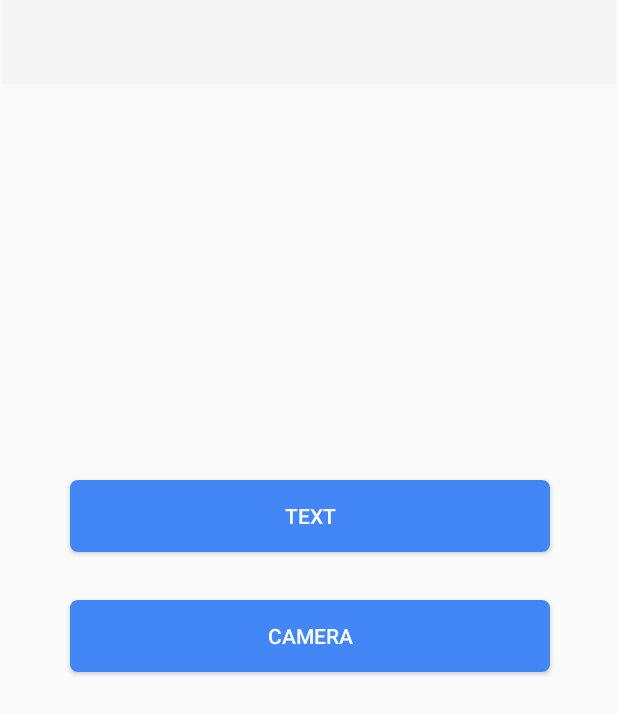
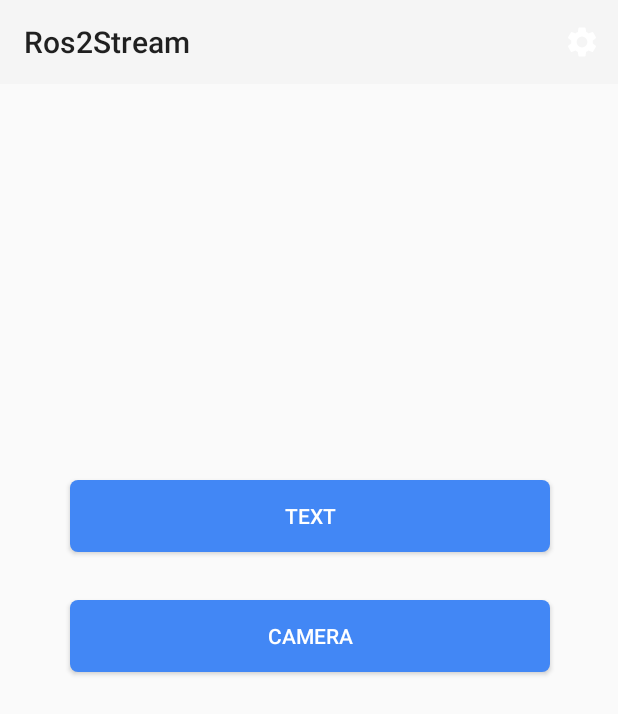
Before and after one commit to winter3030/Ros2_Android_Camera_Stream, an Android app: the fragment MainFragment shown on its own in the app's theme, on a phone screen of 412 x 824 dp. Shown: the top 714 px of the screen. Run offline under Robolectric (Android 15) with nearby library versions, the phone set to English and light mode, and no system bars.

Commit message:
新增Toolbar

```diff
--- a/app/src/main/java/com/example/ros2videostream/MainActivity.java
+++ b/app/src/main/java/com/example/ros2videostream/MainActivity.java
@@ -55,6 +55,11 @@ public class MainActivity extends ROSActivity {
         },500L);
     }
 
+    @Override
+    public void onBackPressed() {
+        super.onBackPressed();
+    }
+
     public void show_fragment_text(){
         Log.d(logtag,"now show fragment_text");
         textFragment =new TextFragment();
--- a/app/src/main/java/com/example/ros2videostream/MainFragment.java
+++ b/app/src/main/java/com/example/ros2videostream/MainFragment.java
@@ -3,24 +3,23 @@ package com.example.ros2videostream;
 import android.os.Bundle;
 import android.util.Log;
 import android.view.LayoutInflater;
+import android.view.Menu;
+import android.view.MenuInflater;
+import android.view.MenuItem;
 import android.view.View;
 import android.view.ViewGroup;
 import android.widget.Button;
 
 import androidx.annotation.NonNull;
 import androidx.annotation.Nullable;
+import androidx.appcompat.app.AppCompatActivity;
+import androidx.appcompat.widget.Toolbar;
 import androidx.fragment.app.Fragment;
 
 public class MainFragment extends Fragment {
     private View view;
     private Button text;
     private Button camera;
-
-    @Override
-    public void onCreate(@Nullable Bundle savedInstanceState) {
-        super.onCreate(savedInstanceState);
-        setRetainInstance(true);
-    }
 
     @Nullable
     @Override
@@ -36,6 +35,10 @@ public class MainFragment extends Fragment {
     @Override
     public void onViewCreated(@NonNull View view, @Nullable Bundle savedInstanceState) {
         super.onViewCreated(view, savedInstanceState);
+        Toolbar toolbar =view.findViewById(R.id.toolbar_main);
+        ((AppCompatActivity) getActivity()).setSupportActionBar(toolbar);
+        toolbar.setTitle(R.string.toolbar_title);
+        setHasOptionsMenu(true);
         text=view.findViewById(R.id.text);
         text.setOnClickListener(new View.OnClickListener() {
             @Override
@@ -45,4 +48,18 @@ public class MainFragment extends Fragment {
         });
         camera=view.findViewById(R.id.camera);
     }
+
+    @Override
+    public void onCreateOptionsMenu(Menu menu, MenuInflater inflater) {
+        inflater.inflate(R.menu.toolbar_menu, menu);
+    }
+
+    /*@Override
+    public boolean onOptionsItemSelected(@NonNull MenuItem item) {
+        int menuItemId  = item.getItemId();
+        if(menuItemId==R.id.menu1){
+            //TODO
+        }
+        return super.onOptionsItemSelected(item);
+    }*/
 }
--- /dev/null
+++ b/app/src/main/res/drawable/ic_arrow_back_black_24dp.xml
@@ -0,0 +1,5 @@
+<vector android:height="24dp" android:tint="#FFFFFF"
+    android:viewportHeight="24.0" android:viewportWidth="24.0"
+    android:width="24dp" xmlns:android="http://schemas.android.com/apk/res/android">
+    <path android:fillColor="#FF000000" android:pathData="M20,11H7.83l5.59,-5.59L12,4l-8,8 8,8 1.41,-1.41L7.83,13H20v-2z"/>
+</vector>
--- /dev/null
+++ b/app/src/main/res/drawable/ic_settings_black_24dp.xml
@@ -0,0 +1,5 @@
+<vector android:height="24dp" android:tint="#FFFFFF"
+    android:viewportHeight="24" android:viewportWidth="24"
+    android:width="24dp" xmlns:android="http://schemas.android.com/apk/res/android">
+    <path android:fillColor="#FF000000" android:pathData="M19.1,12.9a2.8,2.8 0,0 0,0.1 -0.9,2.8 2.8,0 0,0 -0.1,-0.9l2.1,-1.6a0.7,0.7 0,0 0,0.1 -0.6L19.4,5.5a0.7,0.7 0,0 0,-0.6 -0.2l-2.4,1a6.5,6.5 0,0 0,-1.6 -0.9l-0.4,-2.6a0.5,0.5 0,0 0,-0.5 -0.4H10.1a0.5,0.5 0,0 0,-0.5 0.4L9.3,5.4a5.6,5.6 0,0 0,-1.7 0.9l-2.4,-1a0.4,0.4 0,0 0,-0.5 0.2l-2,3.4c-0.1,0.2 0,0.4 0.2,0.6l2,1.6a2.8,2.8 0,0 0,-0.1 0.9,2.8 2.8,0 0,0 0.1,0.9L2.8,14.5a0.7,0.7 0,0 0,-0.1 0.6l1.9,3.4a0.7,0.7 0,0 0,0.6 0.2l2.4,-1a6.5,6.5 0,0 0,1.6 0.9l0.4,2.6a0.5,0.5 0,0 0,0.5 0.4h3.8a0.5,0.5 0,0 0,0.5 -0.4l0.3,-2.6a5.6,5.6 0,0 0,1.7 -0.9l2.4,1a0.4,0.4 0,0 0,0.5 -0.2l2,-3.4c0.1,-0.2 0,-0.4 -0.2,-0.6ZM12,15.6A3.6,3.6 0,1 1,15.6 12,3.6 3.6,0 0,1 12,15.6Z"/>
+</vector>
--- a/app/src/main/res/layout-land/fragment_main.xml
+++ b/app/src/main/res/layout-land/fragment_main.xml
@@ -39,4 +39,15 @@
         app:layout_constraintGuide_percent="0.72"
         app:layout_constraintStart_toStartOf="parent" />
 
+    <androidx.appcompat.widget.Toolbar
+        android:id="@+id/toolbar_main"
+        android:layout_width="match_parent"
+        android:layout_height="wrap_content"
+        android:background="?attr/colorPrimary"
+        android:minHeight="?attr/actionBarSize"
+        android:theme="?attr/actionBarTheme"
+        app:layout_constraintEnd_toEndOf="parent"
+        app:layout_constraintStart_toStartOf="parent"
+        app:layout_constraintTop_toTopOf="parent" />
+
 </androidx.constraintlayout.widget.ConstraintLayout>
--- a/app/src/main/res/layout/fragment_main.xml
+++ b/app/src/main/res/layout/fragment_main.xml
@@ -42,8 +42,8 @@
         app:layout_constraintStart_toStartOf="parent"/>
 
     <androidx.appcompat.widget.Toolbar
-        android:id="@+id/toolbar"
-        android:layout_width="409dp"
+        android:id="@+id/toolbar_main"
+        android:layout_width="match_parent"
         android:layout_height="wrap_content"
         android:background="?attr/colorPrimary"
         android:minHeight="?attr/actionBarSize"
--- /dev/null
+++ b/app/src/main/res/menu/toolbar_menu.xml
@@ -0,0 +1,9 @@
+<?xml version="1.0" encoding="utf-8"?>
+<menu xmlns:android="http://schemas.android.com/apk/res/android"
+    xmlns:app="http://schemas.android.com/apk/res-auto">
+    <item
+        android:id="@+id/menu1"
+        android:title="@string/toolbar_menu"
+        android:icon="@drawable/ic_settings_black_24dp"
+        app:showAsAction="ifRoom"/>
+</menu>
--- a/app/src/main/res/values/strings.xml
+++ b/app/src/main/res/values/strings.xml
@@ -3,5 +3,7 @@
     <string name="text_button">Text</string>
     <string name="camera_button">Camera</string>
     <string name="start">start</string>
-    <string name="stop">stop</string>
+    <string name="stop">stop</string>toolbar_title
+    <string name="toolbar_title">Ros2Stream</string>
+    <string name="toolbar_menu">setting</string>
 </resources>
```
Also changed, not shown: app/gradle.properties (+2 -2 lines), app/src/main/java/com/example/ros2videostream/TextFragment.java (+19 -3 lines), app/src/main/res/layout-land/fragment_text.xml (+11 -0 lines), app/src/main/res/layout/fragment_text.xml (+11 -0 lines).
